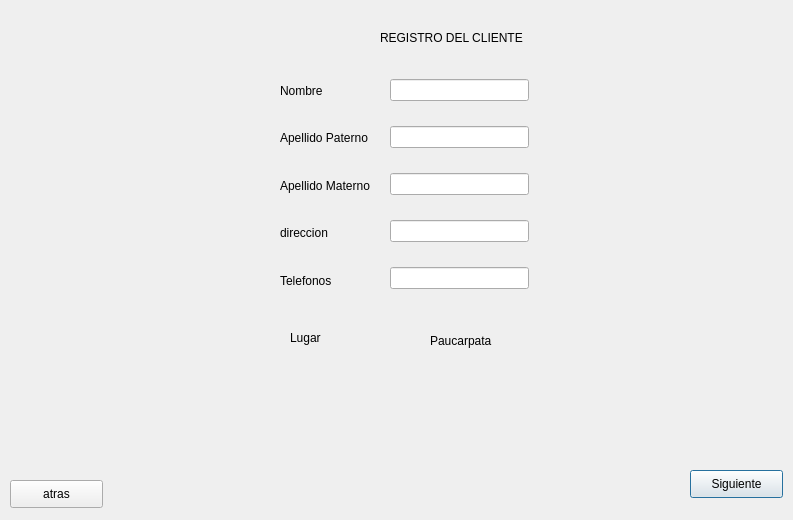
Qt form Restaurante/registrarcliente.ui (kpzaolod6000/HELLOWORLD) before a commit.
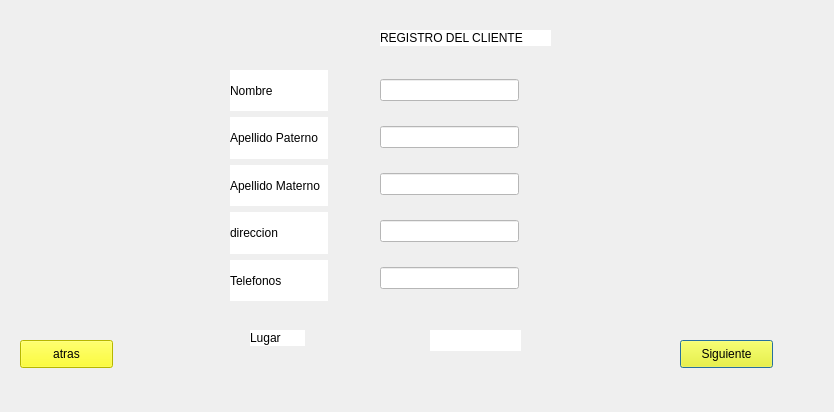
The same form after that commit. Icons and pictures are not drawn.

Diff of the .ui file:
```diff
--- a/Restaurante/registrarcliente.ui
+++ b/Restaurante/registrarcliente.ui
@@ -6,22 +6,28 @@
    <rect>
     <x>0</x>
     <y>0</y>
-    <width>793</width>
-    <height>520</height>
+    <width>834</width>
+    <height>412</height>
    </rect>
   </property>
   <property name="windowTitle">
    <string>Dialog</string>
   </property>
+  <property name="styleSheet">
+   <string notr="true">background-image: url(:/image/elegante.jpg);</string>
+  </property>
   <widget class="QLabel" name="label_6">
    <property name="geometry">
     <rect>
-     <x>290</x>
+     <x>250</x>
      <y>330</y>
      <width>55</width>
      <height>16</height>
     </rect>
    </property>
+   <property name="styleSheet">
+    <string notr="true">background:rgb(255, 255, 255)</string>
+   </property>
    <property name="text">
     <string>Lugar</string>
    </property>
@@ -35,19 +41,25 @@
      <height>21</height>
     </rect>
    </property>
+   <property name="styleSheet">
+    <string notr="true">background:rgb(255, 255, 255)</string>
+   </property>
    <property name="text">
-    <string>Paucarpata</string>
+    <string/>
    </property>
   </widget>
   <widget class="QPushButton" name="pushButton_guardar">
    <property name="geometry">
     <rect>
-     <x>690</x>
-     <y>470</y>
+     <x>680</x>
+     <y>340</y>
      <width>93</width>
      <height>28</height>
     </rect>
    </property>
+   <property name="styleSheet">
+    <string notr="true">background:rgb(255, 255, 0)</string>
+   </property>
    <property name="text">
     <string>Siguiente</string>
    </property>
@@ -55,12 +67,15 @@
   <widget class="QPushButton" name="pushButton_2">
    <property name="geometry">
     <rect>
-     <x>10</x>
-     <y>480</y>
+     <x>20</x>
+     <y>340</y>
      <width>93</width>
      <height>28</height>
     </rect>
    </property>
+   <property name="styleSheet">
+    <string notr="true">background:rgb(255, 255, 0);</string>
+   </property>
    <property name="text">
     <string>atras</string>
    </property>
@@ -74,14 +89,17 @@
      <height>16</height>
     </rect>
    </property>
+   <property name="styleSheet">
+    <string notr="true">background:rgb(255, 255, 255)</string>
+   </property>
    <property name="text">
     <string>REGISTRO DEL CLIENTE</string>
    </property>
   </widget>
-  <widget class="QWidget" name="">
+  <widget class="QWidget" name="layoutWidget">
    <property name="geometry">
     <rect>
-     <x>390</x>
+     <x>380</x>
      <y>60</y>
      <width>139</width>
      <height>251</height>
@@ -89,26 +107,46 @@
    </property>
    <layout class="QVBoxLayout" name="verticalLayout">
     <item>
-     <widget class="QLineEdit" name="lineEdit_apelpaterno"/>
+     <widget class="QLineEdit" name="lineEdit_nombre">
+      <property name="styleSheet">
+       <string notr="true">background:rgb(255, 255, 255)</string>
+      </property>
+     </widget>
     </item>
     <item>
-     <widget class="QLineEdit" name="lineEdit_nombre"/>
+     <widget class="QLineEdit" name="lineEdit_apelpaterno">
+      <property name="styleSheet">
+       <string notr="true">background:rgb(255, 255, 255)</string>
+      </property>
+     </widget>
     </item>
     <item>
-     <widget class="QLineEdit" name="lineEdit_apel_materno"/>
+     <widget class="QLineEdit" name="lineEdit_apel_materno">
+      <property name="styleSheet">
+       <string notr="true">background:rgb(255, 255, 255)</string>
+      </property>
+     </widget>
     </item>
     <item>
-     <widget class="QLineEdit" name="lineEdit_direccion"/>
+     <widget class="QLineEdit" name="lineEdit_direccion">
+      <property name="styleSheet">
+       <string notr="true">background:rgb(255, 255, 255)</string>
+      </property>
+     </widget>
     </item>
     <item>
-     <widget class="QLineEdit" name="lineEdit_telefono"/>
+     <widget class="QLineEdit" name="lineEdit_telefono">
+      <property name="styleSheet">
+       <string notr="true">background:rgb(255, 255, 255)</string>
+      </property>
+     </widget>
     </item>
    </layout>
   </widget>
-  <widget class="QWidget" name="">
+  <widget class="QWidget" name="layoutWidget">
    <property name="geometry">
     <rect>
-     <x>280</x>
+     <x>230</x>
      <y>70</y>
      <width>98</width>
      <height>231</height>
@@ -117,6 +155,9 @@
    <layout class="QVBoxLayout" name="verticalLayout_2">
     <item>
      <widget class="QLabel" name="label">
+      <property name="styleSheet">
+       <string notr="true">background:rgb(255, 255, 255)</string>
+      </property>
       <property name="text">
        <string>Nombre</string>
       </property>
@@ -124,6 +165,9 @@
     </item>
     <item>
      <widget class="QLabel" name="label_2">
+      <property name="styleSheet">
+       <string notr="true">background:rgb(255, 255, 255)</string>
+      </property>
       <property name="text">
        <string>Apellido Paterno</string>
       </property>
@@ -131,6 +175,9 @@
     </item>
     <item>
      <widget class="QLabel" name="label_3">
+      <property name="styleSheet">
+       <string notr="true">background:rgb(255, 255, 255)</string>
+      </property>
       <property name="text">
        <string>Apellido Materno</string>
       </property>
@@ -138,6 +185,9 @@
     </item>
     <item>
      <widget class="QLabel" name="label_4">
+      <property name="styleSheet">
+       <string notr="true">background:rgb(255, 255, 255)</string>
+      </property>
       <property name="text">
        <string>direccion</string>
       </property>
@@ -145,6 +195,9 @@
     </item>
     <item>
      <widget class="QLabel" name="label_5">
+      <property name="styleSheet">
+       <string notr="true">background:rgb(255, 255, 255)</string>
+      </property>
       <property name="text">
        <string>Telefonos</string>
       </property>
```
